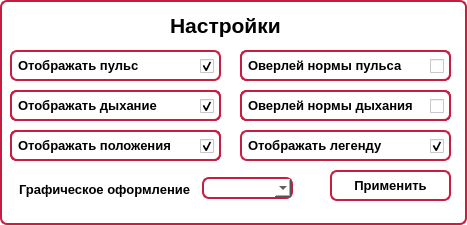
Above: settings.ui from ArtemMinder/Heartana before the change. Below: the same form after it.
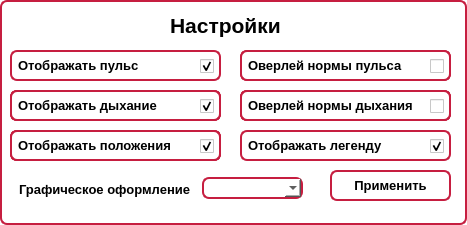
That is the form after the change.

```diff
--- a/settings.ui
+++ b/settings.ui
@@ -794,10 +794,18 @@
     <rect>
      <x>202</x>
      <y>177</y>
-     <width>91</width>
+     <width>101</width>
      <height>22</height>
     </rect>
    </property>
+   <property name="font">
+    <font>
+     <pointsize>8</pointsize>
+    </font>
+   </property>
+   <property name="currentText">
+    <string/>
+   </property>
   </widget>
  </widget>
  <resources/>
```
